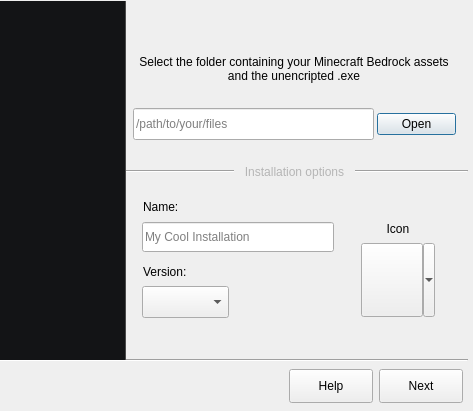
Above: src/ui/setup.ui from mr-dexter-ssj/bedrock-launcher-linux before the change. Below: the same form after it.
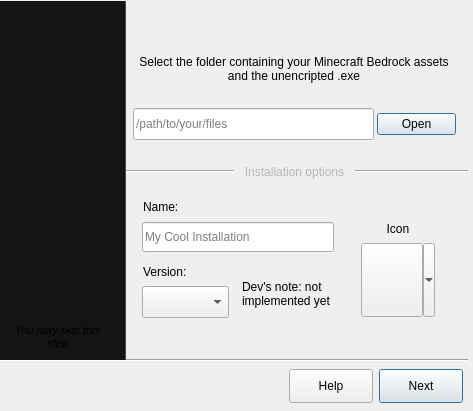
That is the form after the change. The open tabs and pages were chosen to show the change. Icons and pictures are not drawn.

Commit message: Rename setup-main.ui to setup.ui, moved legacy ui files to ../../legacy/

Diff of the .ui file:
```diff
--- a/src/ui/setup.ui
+++ b/src/ui/setup.ui
@@ -1,10 +1,7 @@
 <?xml version="1.0" encoding="UTF-8"?>
 <ui version="4.0">
- <class>welcomeScreen</class>
- <widget class="QDialog" name="welcomeScreen">
-  <property name="windowModality">
-   <enum>Qt::WindowModality::WindowModal</enum>
-  </property>
+ <class>MainWindow</class>
+ <widget class="QMainWindow" name="MainWindow">
   <property name="geometry">
    <rect>
     <x>0</x>
@@ -25,12 +22,6 @@
     <height>411</height>
    </size>
   </property>
-  <property name="baseSize">
-   <size>
-    <width>473</width>
-    <height>411</height>
-   </size>
-  </property>
   <property name="windowTitle">
    <string>Bedrock Launcher Install Wizard</string>
   </property>
@@ -38,6 +29,7 @@
    <iconset resource="../assets/icons.qrc">
     <normaloff>:/images/images/app-icon.png</normaloff>:/images/images/app-icon.png</iconset>
   </property>
+  <widget class="QWidget" name="centralwidget">
   <widget class="QStackedWidget" name="stackedWidget">
    <property name="geometry">
     <rect>
@@ -47,6 +39,18 @@
      <height>461</height>
     </rect>
    </property>
+    <property name="minimumSize">
+     <size>
+      <width>477</width>
+      <height>461</height>
+     </size>
+    </property>
+    <property name="maximumSize">
+     <size>
+      <width>477</width>
+      <height>461</height>
+     </size>
+    </property>
    <property name="currentIndex">
     <number>0</number>
    </property>
@@ -74,7 +78,7 @@
       </rect>
      </property>
      <property name="text">
-      <string>&lt;html&gt;&lt;head/&gt;&lt;body&gt;&lt;p&gt;&lt;span style=&quot; font-size:6pt;&quot;&gt;Bedrock Launcher {VERSION}&lt;/span&gt;&lt;/p&gt;&lt;/body&gt;&lt;/html&gt;</string>
+       <string>&lt;html&gt;&lt;head/&gt;&lt;body&gt;&lt;p&gt;&lt;span style=&quot; font-size:6pt;&quot;&gt;Bedrock Launcher {}&lt;/span&gt;&lt;/p&gt;&lt;/body&gt;&lt;/html&gt;</string>
      </property>
      <property name="margin">
       <number>0</number>
@@ -95,6 +99,12 @@
      <property name="text">
       <string>Start installation</string>
      </property>
+      <property name="autoDefault">
+       <bool>false</bool>
+      </property>
+      <property name="default">
+       <bool>false</bool>
+      </property>
     </widget>
     <widget class="QPushButton" name="documentationButton">
      <property name="geometry">
@@ -133,7 +143,7 @@
     </widget>
    </widget>
    <widget class="QWidget" name="fileImportPage">
-    <widget class="QLineEdit" name="pathFileLineEdit">
+     <widget class="QLineEdit" name="pathFolderLineEdit">
      <property name="geometry">
       <rect>
        <x>137</x>
@@ -224,13 +234,13 @@
       <bool>false</bool>
      </property>
      <property name="default">
-      <bool>false</bool>
+       <bool>true</bool>
      </property>
      <property name="flat">
       <bool>false</bool>
      </property>
     </widget>
-    <widget class="QDialogButtonBox" name="openFileButton">
+     <widget class="QDialogButtonBox" name="openFolderButton">
      <property name="geometry">
       <rect>
        <x>381</x>
@@ -435,12 +445,47 @@
       <string/>
      </property>
     </widget>
-    <zorder>pathFileLineEdit</zorder>
+     <widget class="QLabel" name="youMaySkipDisclaimer">
+      <property name="geometry">
+       <rect>
+        <x>9</x>
+        <y>322</y>
+        <width>105</width>
+        <height>31</height>
+       </rect>
+      </property>
+      <property name="text">
+       <string>&lt;html&gt;&lt;head/&gt;&lt;body&gt;&lt;p align=&quot;center&quot;&gt;&lt;span style=&quot; font-size:8pt; font-style:italic;&quot;&gt;You may skip this step&lt;/span&gt;&lt;/p&gt;&lt;/body&gt;&lt;/html&gt;</string>
+      </property>
+      <property name="wordWrap">
+       <bool>true</bool>
+      </property>
+     </widget>
+     <widget class="QLabel" name="devsNote1">
+      <property name="geometry">
+       <rect>
+        <x>246</x>
+        <y>270</y>
+        <width>116</width>
+        <height>48</height>
+       </rect>
+      </property>
+      <property name="text">
+       <string>Dev's note: not implemented yet</string>
+      </property>
+      <property name="scaledContents">
+       <bool>false</bool>
+      </property>
+      <property name="wordWrap">
+       <bool>true</bool>
+      </property>
+     </widget>
+     <zorder>pathFolderLineEdit</zorder>
     <zorder>descLabel</zorder>
     <zorder>optLine</zorder>
     <zorder>helpButton</zorder>
     <zorder>nextButton</zorder>
-    <zorder>openFileButton</zorder>
+     <zorder>openFolderButton</zorder>
     <zorder>installationOptionsLine</zorder>
     <zorder>installationOptionsDescLabel</zorder>
     <zorder>nameInstallationLabel</zorder>
@@ -451,6 +496,8 @@
     <zorder>iconInstallationLabel</zorder>
     <zorder>imageArea_2</zorder>
     <zorder>minecraftFolderImage</zorder>
+     <zorder>youMaySkipDisclaimer</zorder>
+     <zorder>devsNote1</zorder>
    </widget>
    <widget class="QWidget" name="onlineConsentPage">
     <widget class="Line" name="optLine_2">
@@ -494,8 +541,11 @@
      <property name="checked">
       <bool>false</bool>
      </property>
+      <property name="autoDefault">
+       <bool>true</bool>
+      </property>
      <property name="default">
-      <bool>false</bool>
+       <bool>true</bool>
      </property>
      <property name="flat">
       <bool>false</bool>
@@ -550,11 +600,11 @@
        <x>146</x>
        <y>66</y>
        <width>315</width>
-       <height>126</height>
+        <height>145</height>
       </rect>
      </property>
      <property name="text">
-      <string>&lt;html&gt;&lt;head/&gt;&lt;body&gt;&lt;p align=&quot;center&quot;&gt;ProtonGDK does not provide the necessary libraries to sign-in with a Microsoft Account or connect to servers (except LAN worlds). Multiplayer features (servers, realms, friends worlds) can be accessed through a workaround using a tool called ProxyPass (Kas-tle fork). &lt;span style=&quot; font-style:italic;&quot;&gt;A separate download is required.&lt;/span&gt;&lt;/p&gt;&lt;/body&gt;&lt;/html&gt;</string>
+       <string>&lt;html&gt;&lt;head/&gt;&lt;body&gt;&lt;p align=&quot;center&quot;&gt;ProtonGDK does not provide the necessary libraries to sign-in with a Microsoft Account or connect to servers (except LAN worlds). Multiplayer features (servers, realms, friends worlds) can be accessed through a workaround using a tool called ProxyPass (Kas-tle fork). &lt;span style=&quot; font-style:italic;&quot;&gt;A Java Runtime Environment is required, install it with your package manager (you probably have it already).&lt;/span&gt;&lt;/p&gt;&lt;/body&gt;&lt;/html&gt;</string>
      </property>
      <property name="wordWrap">
       <bool>true</bool>
@@ -1123,8 +1173,8 @@
        <rect>
         <x>0</x>
         <y>0</y>
-        <width>287</width>
-        <height>506</height>
+         <width>321</width>
+         <height>470</height>
        </rect>
       </property>
       <layout class="QVBoxLayout" name="verticalLayout">
@@ -1153,6 +1203,9 @@
          <property name="wordWrap">
           <bool>true</bool>
          </property>
+          <property name="openExternalLinks">
+           <bool>true</bool>
+          </property>
         </widget>
        </item>
        <item>
@@ -1249,6 +1302,7 @@
    </widget>
   </widget>
  </widget>
+ </widget>
  <resources>
   <include location="../assets/icons.qrc"/>
  </resources>
```
Left out of the diff: 17 changed lines with no effect on the pictures. Lines whose indentation alone changed are shown as unchanged. The commit also changes 4 other files.
